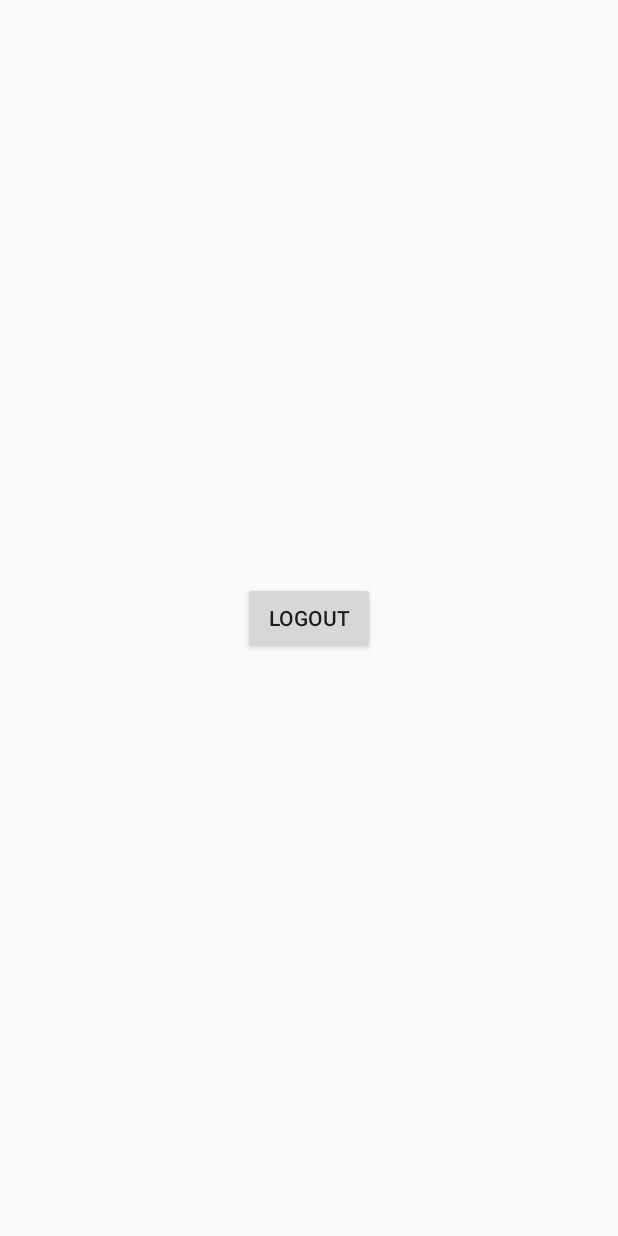
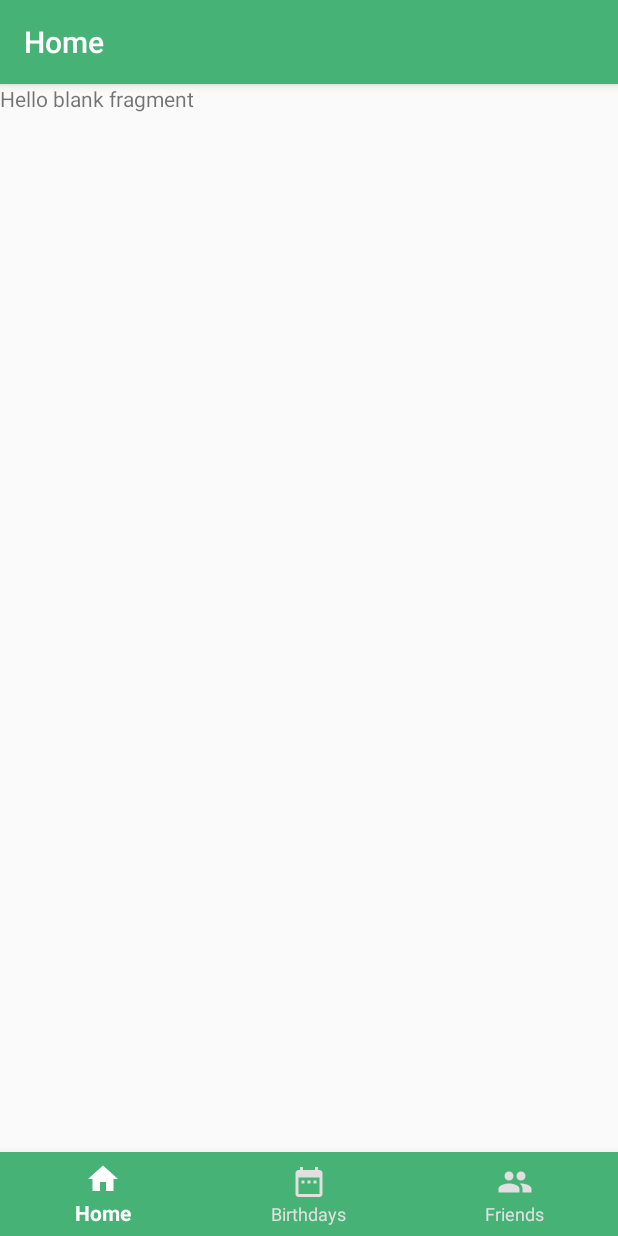
Before and after one commit to omar745/Get-Me, an Android app: the screen it shows after launch once a user with an empty profile is signed in (MainActivity), on a phone screen of 412 x 824 dp. Run offline under Robolectric (Android 15) with nearby library versions, the phone set to English and light mode, and no system bars; our stand-ins replace ButterKnife, Firebase (no records; nobody signed in at launch, a user with empty details on screens opened directly).

Commit message:
Add Bottom Navigation

```diff
--- a/app/src/main/java/com/mouris/mario/getme/ui/MainActivity.java
+++ b/app/src/main/java/com/mouris/mario/getme/ui/MainActivity.java
@@ -1,19 +1,23 @@
 package com.mouris.mario.getme.ui;
 
-import android.content.Intent;
+import android.support.design.widget.BottomNavigationView;
+import android.support.v4.view.ViewPager;
 import android.support.v7.app.AppCompatActivity;
 import android.os.Bundle;
 
-import com.facebook.login.LoginManager;
-import com.google.firebase.auth.FirebaseAuth;
 import com.mouris.mario.getme.R;
-import com.mouris.mario.getme.ui.welcome_screens.FacebookLoginActivity;
+import com.mouris.mario.getme.ui.adapters.MainFragmentsPagerAdapter;
+import com.mouris.mario.getme.ui.friends_fragment.FriendsFragment;
+import com.mouris.mario.getme.ui.home_fragment.HomeFragment;
+import com.mouris.mario.getme.ui.birthdays_fragment.BirthdaysFragment;
 
 import butterknife.BindView;
 import butterknife.ButterKnife;
-import butterknife.OnClick;
 
 public class MainActivity extends AppCompatActivity {
+
+    @BindView(R.id.viewpager) ViewPager mViewPager;
+    @BindView(R.id.bottom_navigation) BottomNavigationView mBottomNavigationView;
 
     @Override
     protected void onCreate(Bundle savedInstanceState) {
@@ -21,15 +25,69 @@ public class MainActivity extends AppCompatActivity {
         setContentView(R.layout.activity_main);
         ButterKnife.bind(this);
 
+        //Initialize the bottom navigation
+        setupBottomNavigation();
     }
 
-    @OnClick(R.id.logout_button)
-    void logoutButtonClicked() {
-        FirebaseAuth.getInstance().signOut();
-        LoginManager.getInstance().logOut();
-        Intent facebookLoginIntent = new Intent(this, FacebookLoginActivity.class);
-        facebookLoginIntent.setFlags(Intent.FLAG_ACTIVITY_CLEAR_TOP | Intent.FLAG_ACTIVITY_NEW_TASK);
-        startActivity(facebookLoginIntent);
-        finish();
+    private void setupBottomNavigation() {
+        MainFragmentsPagerAdapter adapter =
+                new MainFragmentsPagerAdapter(getSupportFragmentManager());
+        adapter.addFragment(new HomeFragment());
+        adapter.addFragment(new BirthdaysFragment());
+        adapter.addFragment(new FriendsFragment());
+
+        mViewPager.setAdapter(adapter);
+
+        mBottomNavigationView.setOnNavigationItemSelectedListener(item -> {
+            switch (item.getItemId()) {
+                case R.id.action_home:
+                    mViewPager.setCurrentItem(0);
+                    return true;
+                case R.id.action_birthdays:
+                    mViewPager.setCurrentItem(1);
+                    return true;
+                case R.id.action_friends:
+                    mViewPager.setCurrentItem(2);
+                    return true;
+            }
+            return false;
+        });
+
+        mViewPager.addOnPageChangeListener(new ViewPager.OnPageChangeListener() {
+            @Override
+            public void onPageScrolled(int position, float positionOffset, int positionOffsetPixels) {
+                switch (position) {
+                    case 0:
+                        setTitle(R.string.home_title);
+                        break;
+                    case 1:
+                        setTitle(R.string.birthdays_title);
+                        break;
+                    case 2:
+                        setTitle(R.string.friends_title);
+                        break;
+                }
+            }
+
+            @Override
+            public void onPageSelected(int position) {
+                switch (position) {
+                    case 0:
+                        mBottomNavigationView.setSelectedItemId(R.id.action_home);
+                        break;
+                    case 1:
+                        mBottomNavigationView.setSelectedItemId(R.id.action_birthdays);
+                        break;
+                    case 2:
+                        mBottomNavigationView.setSelectedItemId(R.id.action_friends);
+                        break;
+                }
+            }
+
+            @Override
+            public void onPageScrollStateChanged(int state) {
+
+            }
+        });
     }
 }
--- /dev/null
+++ b/app/src/main/java/com/mouris/mario/getme/ui/adapters/MainFragmentsPagerAdapter.java
@@ -0,0 +1,31 @@
+package com.mouris.mario.getme.ui.adapters;
+
+import android.support.v4.app.Fragment;
+import android.support.v4.app.FragmentManager;
+import android.support.v4.app.FragmentPagerAdapter;
+
+import java.util.ArrayList;
+import java.util.List;
+
+public class MainFragmentsPagerAdapter extends FragmentPagerAdapter {
+
+    private final List<Fragment> mFragmentList = new ArrayList<>();
+
+    public MainFragmentsPagerAdapter(FragmentManager manager) {
+        super(manager);
+    }
+
+    @Override
+    public Fragment getItem(int position) {
+        return mFragmentList.get(position);
+    }
+
+    @Override
+    public int getCount() {
+        return mFragmentList.size();
+    }
+
+    public void addFragment(Fragment fragment) {
+        mFragmentList.add(fragment);
+    }
+}
--- /dev/null
+++ b/app/src/main/java/com/mouris/mario/getme/ui/birthdays_fragment/BirthdaysFragment.java
@@ -0,0 +1,25 @@
+package com.mouris.mario.getme.ui.birthdays_fragment;
+
+import android.os.Bundle;
+import android.support.annotation.NonNull;
+import android.support.v4.app.Fragment;
+import android.view.LayoutInflater;
+import android.view.View;
+import android.view.ViewGroup;
+
+import com.mouris.mario.getme.R;
+
+public class BirthdaysFragment extends Fragment {
+
+    public BirthdaysFragment() { }
+
+    @Override
+    public View onCreateView(@NonNull LayoutInflater inflater, ViewGroup container,
+                             Bundle savedInstanceState) {
+        // Inflate the layout for this fragment
+        View rootView = inflater.inflate(R.layout.fragment_upcoming_birthdays, container, false);
+
+
+        return rootView;
+    }
+}
--- /dev/null
+++ b/app/src/main/java/com/mouris/mario/getme/ui/friends_fragment/FriendsFragment.java
@@ -0,0 +1,26 @@
+package com.mouris.mario.getme.ui.friends_fragment;
+
+import android.os.Bundle;
+import android.support.annotation.NonNull;
+import android.support.v4.app.Fragment;
+import android.view.LayoutInflater;
+import android.view.View;
+import android.view.ViewGroup;
+
+import com.mouris.mario.getme.R;
+
+public class FriendsFragment extends Fragment {
+    public FriendsFragment() { }
+
+
+    @Override
+    public View onCreateView(@NonNull LayoutInflater inflater, ViewGroup container,
+                             Bundle savedInstanceState) {
+        // Inflate the layout for this fragment
+        View rootView = inflater.inflate(R.layout.fragment_friends, container, false);
+
+
+        return rootView;
+    }
+
+}
--- /dev/null
+++ b/app/src/main/java/com/mouris/mario/getme/ui/home_fragment/HomeFragment.java
@@ -0,0 +1,29 @@
+package com.mouris.mario.getme.ui.home_fragment;
+
+
+import android.os.Bundle;
+import android.support.annotation.NonNull;
+import android.support.v4.app.Fragment;
+import android.view.LayoutInflater;
+import android.view.View;
+import android.view.ViewGroup;
+
+import com.mouris.mario.getme.R;
+
+public class HomeFragment extends Fragment {
+
+
+    public HomeFragment() { }
+
+
+    @Override
+    public View onCreateView(@NonNull LayoutInflater inflater, ViewGroup container,
+                             Bundle savedInstanceState) {
+        // Inflate the layout for this fragment
+        View rootView = inflater.inflate(R.layout.fragment_home, container, false);
+
+
+        return rootView;
+    }
+
+}
--- /dev/null
+++ b/app/src/main/res/drawable/bottom_navigation_color_selector.xml
@@ -0,0 +1,5 @@
+<?xml version="1.0" encoding="utf-8"?>
+<selector xmlns:android="http://schemas.android.com/apk/res/android">
+    <item android:color="@color/colorTextPrimary" android:state_checked="true" />
+    <item android:color="@color/colorLightGrey" android:state_checked="false" />
+</selector>
--- /dev/null
+++ b/app/src/main/res/drawable/ic_calendar.xml
@@ -0,0 +1,9 @@
+<vector xmlns:android="http://schemas.android.com/apk/res/android"
+        android:width="24dp"
+        android:height="24dp"
+        android:viewportWidth="24.0"
+        android:viewportHeight="24.0">
+    <path
+        android:fillColor="#FF000000"
+        android:pathData="M9,11L7,11v2h2v-2zM13,11h-2v2h2v-2zM17,11h-2v2h2v-2zM19,4h-1L18,2h-2v2L8,4L8,2L6,2v2L5,4c-1.11,0 -1.99,0.9 -1.99,2L3,20c0,1.1 0.89,2 2,2h14c1.1,0 2,-0.9 2,-2L21,6c0,-1.1 -0.9,-2 -2,-2zM19,20L5,20L5,9h14v11z"/>
+</vector>
--- /dev/null
+++ b/app/src/main/res/drawable/ic_friends.xml
@@ -0,0 +1,9 @@
+<vector xmlns:android="http://schemas.android.com/apk/res/android"
+        android:width="24dp"
+        android:height="24dp"
+        android:viewportWidth="24.0"
+        android:viewportHeight="24.0">
+    <path
+        android:fillColor="#FF000000"
+        android:pathData="M16,11c1.66,0 2.99,-1.34 2.99,-3S17.66,5 16,5c-1.66,0 -3,1.34 -3,3s1.34,3 3,3zM8,11c1.66,0 2.99,-1.34 2.99,-3S9.66,5 8,5C6.34,5 5,6.34 5,8s1.34,3 3,3zM8,13c-2.33,0 -7,1.17 -7,3.5L1,19h14v-2.5c0,-2.33 -4.67,-3.5 -7,-3.5zM16,13c-0.29,0 -0.62,0.02 -0.97,0.05 1.16,0.84 1.97,1.97 1.97,3.45L17,19h6v-2.5c0,-2.33 -4.67,-3.5 -7,-3.5z"/>
+</vector>
--- /dev/null
+++ b/app/src/main/res/drawable/ic_home.xml
@@ -0,0 +1,9 @@
+<vector xmlns:android="http://schemas.android.com/apk/res/android"
+        android:width="24dp"
+        android:height="24dp"
+        android:viewportWidth="24.0"
+        android:viewportHeight="24.0">
+    <path
+        android:fillColor="#FF000000"
+        android:pathData="M10,20v-6h4v6h5v-8h3L12,3 2,12h3v8z"/>
+</vector>
--- a/app/src/main/res/layout/activity_main.xml
+++ b/app/src/main/res/layout/activity_main.xml
@@ -6,17 +6,26 @@
     android:layout_height="match_parent"
     tools:context=".ui.MainActivity">
 
-    <Button
-        android:id="@+id/logout_button"
-        android:layout_width="wrap_content"
+    <android.support.v4.view.ViewPager
+        android:id="@+id/viewpager"
+        android:layout_width="match_parent"
+        android:layout_height="0dp"
+        app:layout_behavior="@string/appbar_scrolling_view_behavior"
+        app:layout_constraintBottom_toTopOf="@+id/bottom_navigation"
+        app:layout_constraintEnd_toEndOf="parent"
+        app:layout_constraintStart_toStartOf="parent"
+        app:layout_constraintTop_toTopOf="parent" />
+
+    <android.support.design.widget.BottomNavigationView
+        android:id="@+id/bottom_navigation"
+        android:layout_width="match_parent"
         android:layout_height="wrap_content"
-        android:layout_marginBottom="8dp"
-        android:layout_marginEnd="8dp"
-        android:layout_marginStart="8dp"
-        android:layout_marginTop="8dp"
-        android:text="Logout"
+        app:itemBackground="@color/colorPrimary"
+        app:itemIconTint="@drawable/bottom_navigation_color_selector"
+        app:itemTextColor="@drawable/bottom_navigation_color_selector"
         app:layout_constraintBottom_toBottomOf="parent"
         app:layout_constraintEnd_toEndOf="parent"
         app:layout_constraintStart_toStartOf="parent"
-        app:layout_constraintTop_toTopOf="parent" />
+        app:menu="@menu/menu_bottom_navigation" />
+
 </android.support.constraint.ConstraintLayout>
--- /dev/null
+++ b/app/src/main/res/layout/fragment_home.xml
@@ -0,0 +1,14 @@
+<?xml version="1.0" encoding="utf-8"?>
+<FrameLayout xmlns:android="http://schemas.android.com/apk/res/android"
+    xmlns:tools="http://schemas.android.com/tools"
+    android:layout_width="match_parent"
+    android:layout_height="match_parent"
+    tools:context=".ui.home_fragment.HomeFragment">
+
+    <!-- TODO: Update blank fragment layout -->
+    <TextView
+        android:layout_width="match_parent"
+        android:layout_height="match_parent"
+        android:text="@string/hello_blank_fragment" />
+
+</FrameLayout>
--- /dev/null
+++ b/app/src/main/res/menu/menu_bottom_navigation.xml
@@ -0,0 +1,23 @@
+<?xml version="1.0" encoding="utf-8"?>
+<menu xmlns:android="http://schemas.android.com/apk/res/android"
+    xmlns:app="http://schemas.android.com/apk/res-auto">
+
+    <item
+        android:id="@+id/action_home"
+        android:title="@string/home_title"
+        android:icon="@drawable/ic_home"
+        app:showAsAction="ifRoom"/>
+
+    <item
+        android:id="@+id/action_birthdays"
+        android:title="@string/birthdays_title"
+        android:icon="@drawable/ic_calendar"
+        app:showAsAction="ifRoom"/>
+
+    <item
+        android:id="@+id/action_friends"
+        android:title="@string/friends_title"
+        android:icon="@drawable/ic_friends"
+        app:showAsAction="ifRoom"/>
+
+</menu>
--- a/app/src/main/res/values/colors.xml
+++ b/app/src/main/res/values/colors.xml
@@ -3,4 +3,7 @@
     <color name="colorPrimary">#47B276</color>
     <color name="colorPrimaryDark">#3d9e68</color>
     <color name="colorAccent">#eb6258</color>
+
+    <color name="colorTextPrimary">#FFFFFF</color>
+    <color name="colorLightGrey">#e0e0e0</color>
 </resources>
--- a/app/src/main/res/values/strings.xml
+++ b/app/src/main/res/values/strings.xml
@@ -5,9 +5,20 @@
     <string name="facebook_app_id" translatable="false">151569875678530</string>
     <string name="fb_login_protocol_scheme" translatable="false">fb151569875678530</string>
 
+
     <!--Facebook login activity's strings-->
     <string name="welcome_title">Welcome</string>
     <string name="welcome_subtitle">To login the app, you need to use your Facebook account.
                 \nWe use it to quickly connect you with your friends</string>
 
+
+    <!--Bottom Navigation items-->
+    <string name="home_title">Home</string>
+    <string name="birthdays_title">Birthdays</string>
+    <string name="friends_title">Friends</string>
+
+    <!-- TODO: Remove or change this placeholder text -->
+    <string name="hello_blank_fragment">Hello blank fragment</string>
+
+
 </resources>
--- a/app/src/main/res/values/styles.xml
+++ b/app/src/main/res/values/styles.xml
@@ -1,17 +1,18 @@
-<resources>
+<resources xmlns:tools="http://schemas.android.com/tools">
 
     <!-- Base application theme. -->
-    <style name="AppTheme" parent="Theme.AppCompat.Light.NoActionBar">
+    <style name="AppTheme" parent="Theme.AppCompat.Light.DarkActionBar">
         <item name="colorPrimary">@color/colorPrimary</item>
         <item name="colorPrimaryDark">@color/colorPrimaryDark</item>
         <item name="colorAccent">@color/colorAccent</item>
+        <item name="android:navigationBarColor" tools:targetApi="lollipop">@color/colorPrimary</item>
     </style>
 
     <style name="AppTheme.Launcher" parent="AppTheme.WelcomePage">
         <item name="android:windowBackground">@drawable/splash_screen</item>
     </style>
 
-    <style name="AppTheme.WelcomePage" parent="AppTheme">
+    <style name="AppTheme.WelcomePage" parent="Theme.AppCompat.Light.NoActionBar">
         <item name="android:windowTranslucentStatus">true</item>
         <item name="android:windowTranslucentNavigation">true</item>
         <item name="android:fitsSystemWindows">false</item>
```
Also changed, not shown: app/src/main/res/layout/fragment_friends.xml (added, +14 -0 lines), app/src/main/res/layout/fragment_upcoming_birthdays.xml (added, +14 -0 lines), app/build.gradle (line endings or trailing spaces).
